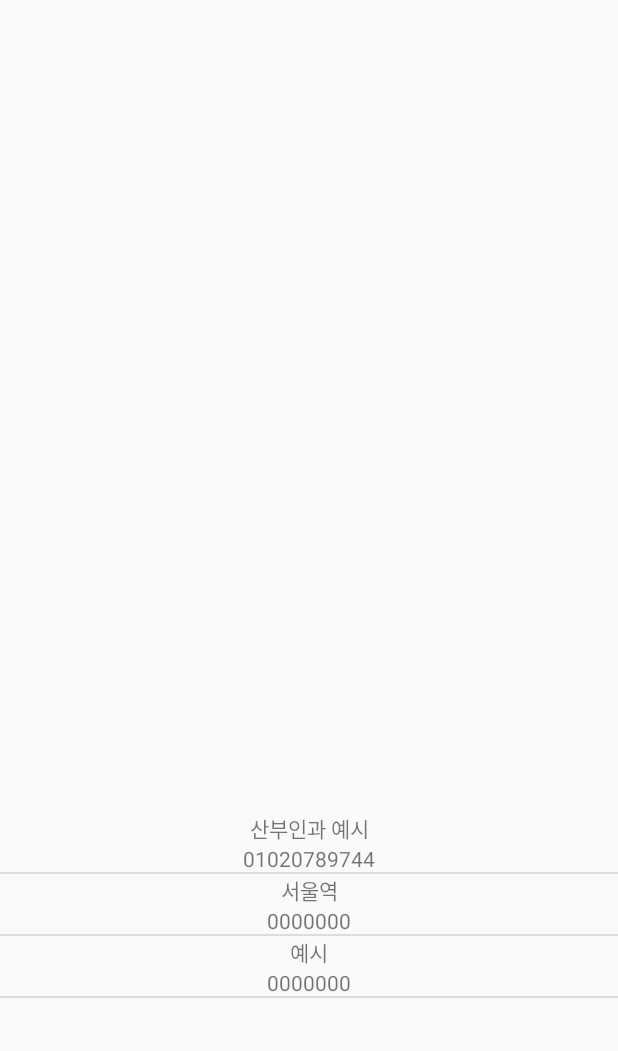
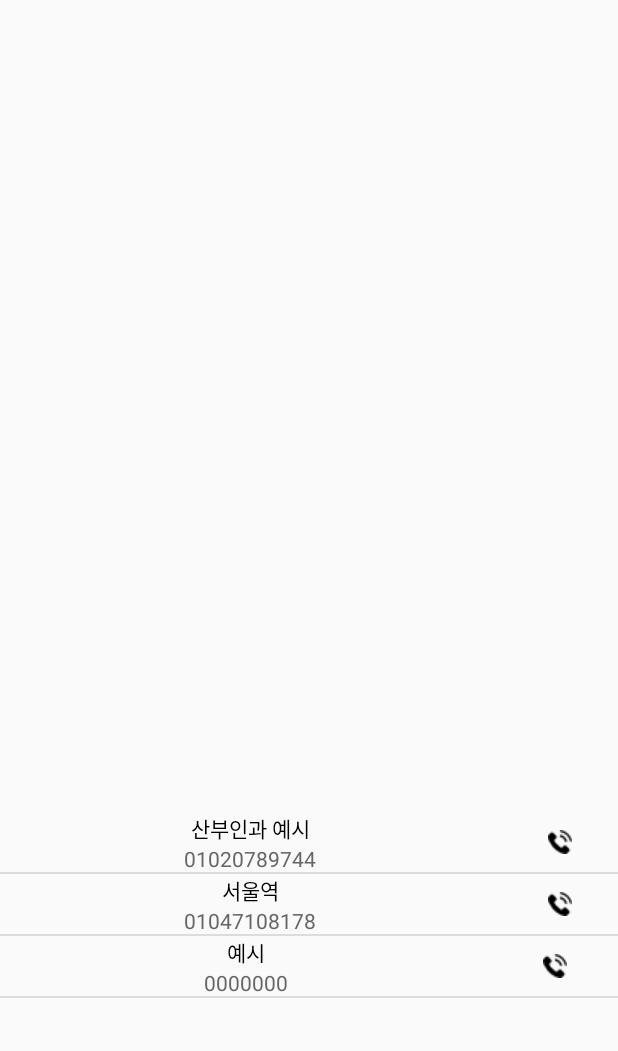
Before and after one commit to heeejoo0518/4723app, an Android app: the screen it shows after launch (TEST), after a tap on "TEST", on a phone screen of 412 x 824 dp, the part 53-1104 px from its top. Run offline under Robolectric (Android 15) with nearby library versions, the phone set to English and light mode, and no system bars; libraries missing offline, so code that uses them is left out: com.gun0912.tedpermission; 4 statements that could not run were skipped.

Commit message:
listview에 전화 버튼 추가 : 누르면 전화됨

```diff
--- a/app/build.gradle
+++ b/app/build.gradle
@@ -41,8 +41,10 @@ dependencies {
     implementation 'com.android.support:recyclerview-v7:28.0.0-rc01'
     //Material-CalendarView
     implementation 'com.prolificinteractive:material-calendarview:1.4.3'
+
     implementation 'com.github.PhilJay:MpAndroidChart:v3.0.2'
     implementation 'com.android.support:design:25.3.1'
-
+    //퍼미션 권한 라이브러리
+    implementation 'gun0912.ted:tedpermission:2.0.0'
 
 }
--- a/app/src/main/AndroidManifest.xml
+++ b/app/src/main/AndroidManifest.xml
@@ -4,6 +4,9 @@
    <!--인터넷 연결 관련 퍼미션-->
     <uses-permission android:name="android.permission.INTERNET" />
     <uses-permission android:name="android.permission.ACCESS_FINE_LOCATION" />
+
+    <!--phone call-->
+    <uses-permission android:name="android.permission.CALL_PHONE" />
 
     <!-- 현경이가 바꾼거임 바꾸지 말 것: android:allowBackup="false" -->
     <application
@@ -75,6 +78,7 @@
         <activity android:name=".CustomDialog_DueDate" />
         <activity android:name=".CustomDialog_LastDay" />
         <activity android:name=".CustomDialog_HealthCenter"></activity>
+
     </application>
 
 </manifest>
--- a/app/src/main/java/com/example/koh/a4723_app/TEST.java
+++ b/app/src/main/java/com/example/koh/a4723_app/TEST.java
@@ -5,6 +5,7 @@ package com.example.koh.a4723_app;
 import android.Manifest;
 import android.annotation.TargetApi;
 import android.app.Activity;
+import android.content.Context;
 import android.content.DialogInterface;
 import android.content.Intent;
 import android.content.pm.PackageManager;
@@ -24,17 +25,12 @@ import android.support.v4.app.ActivityCompat;
 import android.support.v4.app.FragmentActivity;
 import android.support.v4.content.ContextCompat;
 import android.support.v7.app.AlertDialog;
-import android.support.v7.app.AppCompatActivity;
 import android.os.Bundle;
 import android.util.Log;
 import android.view.WindowManager;
-import android.widget.AdapterView;
-import android.widget.ArrayAdapter;
-import android.widget.EditText;
 import android.widget.ListView;
 import android.widget.Toast;
 
-import com.example.koh.a4723_app.adapter.OnedayAdapter;
 import com.google.android.gms.common.ConnectionResult;
 import com.google.android.gms.common.api.GoogleApiClient;
 import com.google.android.gms.location.LocationListener;
@@ -51,16 +47,13 @@ import com.google.android.gms.maps.model.Marker;
 import com.google.android.gms.maps.model.MarkerOptions;
 
 import java.io.IOException;
-import java.util.ArrayList;
 import java.util.List;
 import java.util.Locale;
 
-import android.content.Context;
 import android.database.sqlite.SQLiteDatabase;
-import android.database.sqlite.SQLiteOpenHelper;
 
 
-    public class TEST extends FragmentActivity
+public class TEST extends FragmentActivity
             implements OnMapReadyCallback,
             GoogleApiClient.ConnectionCallbacks,
             GoogleApiClient.OnConnectionFailedListener,
@@ -69,7 +62,6 @@ import android.database.sqlite.SQLiteOpenHelper;
 
         SQLiteDatabase db=null;
 
-        //static final String[] LIST_MENU = {"LIST1", "LIST2", "LIST3","LIST4","LIST5" ,"LIST6"} ;
         private GoogleApiClient mGoogleApiClient = null;
         private GoogleMap mGoogleMap = null;
         private Marker currentMarker = null;
@@ -149,11 +141,8 @@ import android.database.sqlite.SQLiteOpenHelper;
                     +"longitude REAL);");
 
             setRecord();
-            listView = (ListView) findViewById(R.id.list) ;
+            listView = (ListView) findViewById(R.id.list);
             setList();
-
-           // Log.i("db","id:"+_id+",name:"+name);
-
 
         }
 
@@ -163,7 +152,7 @@ import android.database.sqlite.SQLiteOpenHelper;
                 db.execSQL("INSERT INTO "+ tableName +
                         " (_id, name, p_Number, address, latitude, longitude) Values (1,'산부인과 예시','01020789744','서울시성북구','37.5844562','129.040229');");
                 db.execSQL("INSERT INTO "+ tableName +
-                        " (_id, name, p_Number, address, latitude, longitude) Values (2,'서울역','0000000','서울시','37.555744','126.970431');");
+                        " (_id, name, p_Number, address, latitude, longitude) Values (2,'서울역','01047108178','서울시','37.555744','126.970431');");
                 db.execSQL("INSERT INTO "+ tableName +
                         " (_id, name, p_Number, address, latitude, longitude) Values (3,'예시','0000000','서울시','38.555744','130.970431');");
             }
--- a/app/src/main/java/com/example/koh/a4723_app/TEST_adapter.java
+++ b/app/src/main/java/com/example/koh/a4723_app/TEST_adapter.java
@@ -1,16 +1,22 @@
 package com.example.koh.a4723_app;
 
+import android.Manifest;
 import android.content.Context;
+import android.content.Intent;
+import android.net.Uri;
 import android.view.LayoutInflater;
 import android.view.View;
 import android.view.ViewGroup;
 import android.widget.BaseAdapter;
+import android.widget.ImageButton;
 import android.widget.LinearLayout;
 import android.widget.TextView;
+import android.widget.Toast;
 
-import org.w3c.dom.Text;
+import com.gun0912.tedpermission.*;
 
 import java.util.ArrayList;
+
 
 
 class TEST_items {
@@ -58,7 +64,7 @@ public class TEST_adapter extends BaseAdapter {
     }
 
     @Override
-    public View getView(int position, View convertView, ViewGroup parent) {
+    public View getView(final int position, View convertView, final ViewGroup parent) {
         TEST_View view = null;
         Context context = parent.getContext();
 
@@ -67,7 +73,31 @@ public class TEST_adapter extends BaseAdapter {
         }else{
             view = (TEST_View)convertView;
         }
-        view.setStatus(items.get(position));
+        view.setText(items.get(position));
+
+        view.imgbt.setOnClickListener(new View.OnClickListener() {
+            @Override
+            public void onClick(View v) {
+
+                PermissionListener permissionlistener = new PermissionListener() {
+                    @Override
+                    public void onPermissionGranted() {
+                        Intent callIntent = new Intent(Intent.ACTION_CALL, Uri.parse("tel:"+items.get(position).getCall()));
+                        parent.getContext().startActivity(callIntent);
+                    }
+                    @Override
+                    public void onPermissionDenied(ArrayList<String> deniedPermissions) {
+                    }
+
+                };
+                TedPermission.with(parent.getContext())
+                        .setPermissionListener(permissionlistener)
+                        .setDeniedMessage("권한허용 필요")
+                        .setPermissions(Manifest.permission.READ_CONTACTS)
+                        .check();
+
+            }
+        });
 
         return view;
     }
@@ -77,6 +107,7 @@ public class TEST_adapter extends BaseAdapter {
 class TEST_View extends LinearLayout {
     TextView name;
     TextView call;
+    ImageButton imgbt;
     public TEST_View(Context context){
         super(context);
         init(context);
@@ -86,8 +117,9 @@ class TEST_View extends LinearLayout {
         LayoutInflater.from(context).inflate(R.layout.list_item2,this);
         name = (TextView) findViewById(R.id.name);
         call=(TextView) findViewById(R.id.call);
+        imgbt = (ImageButton)findViewById(R.id.img_call);
     }
-    public void setStatus(TEST_items items){
+    public void setText(TEST_items items){
         name.setText(items.getName());
         call.setText(items.getCall());
     }
--- a/app/src/main/res/layout/list_item2.xml
+++ b/app/src/main/res/layout/list_item2.xml
@@ -1,21 +1,36 @@
 <?xml version="1.0" encoding="utf-8"?>
-<RelativeLayout
+<LinearLayout
     xmlns:android="http://schemas.android.com/apk/res/android"
     android:layout_width="match_parent"
-    android:layout_height="40dp"
+    android:layout_height="wrap_content"
     android:orientation="horizontal"
     android:gravity="center_vertical">
-
+    <LinearLayout
+        android:layout_width="wrap_content"
+        android:layout_height="40dp"
+        android:layout_weight="4"
+        android:orientation="vertical" >
         <TextView
             android:id="@+id/name"
             android:layout_width="match_parent"
             android:layout_height="wrap_content"
-        android:gravity="center" />
+            android:gravity="center"
+            android:layout_weight="2"
+            android:textColor="#000000" />
         <TextView
             android:id="@+id/call"
             android:layout_width="match_parent"
             android:layout_height="wrap_content"
-        android:layout_below="@id/name"
-        android:gravity="center" />
-
-</RelativeLayout>
+            android:gravity="center"
+            android:layout_weight="1"
+            android:textColor="#666666"/>
+    </LinearLayout>
+    <ImageButton
+        android:id="@+id/img_call"
+        android:layout_width="wrap_content"
+        android:layout_height="wrap_content"
+        android:padding="0dp"
+        android:background="@android:color/transparent"
+        android:src="@drawable/telephone"
+        android:layout_weight="1" />
+</LinearLayout>
```
Also changed, not shown: app/src/main/res/drawable/telephone.png (added). Lines whose indentation alone changed are shown as unchanged.
